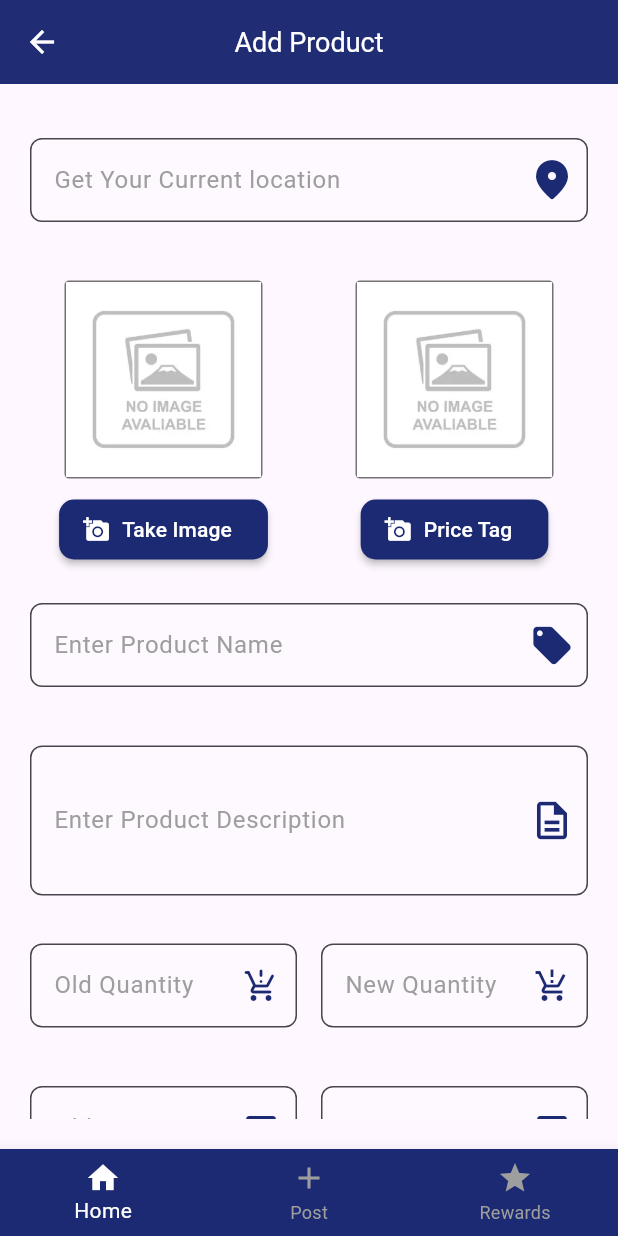
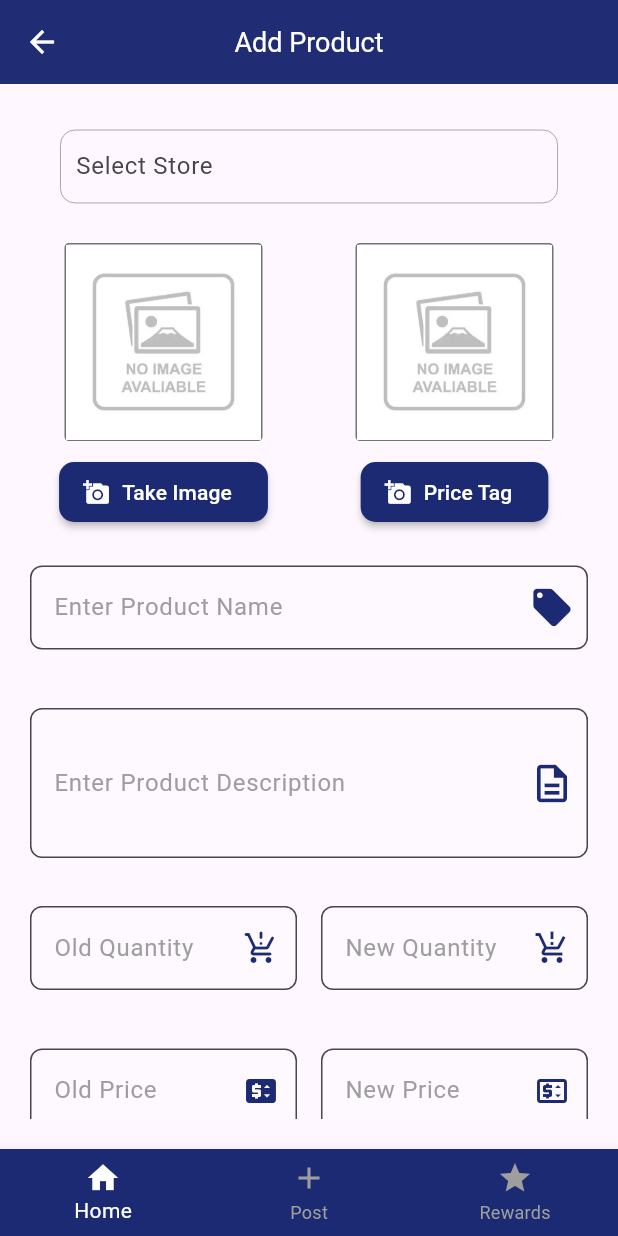
Before and after one commit to NiharikaBalaga/rewarding-sale-app-flutter-app, a Flutter app: the PostPage screen opened directly, on a phone screen of 412 x 824 dp. Run offline on Flutter 3.47's test engine with Material 3 defaults, Android fonts, the phone set to English and light mode, and no system bars; drawn by our look-alikes of google_places_flutter; our stand-ins replace carousel_slider, firebase_core, flare_flutter, flutter_secure_storage, font_awesome_flutter, geocoding and 6 more; accounts and stored records are empty; network calls fail.

Commit message:
Location and access token

```diff
--- a/lib/config/apiconfig.dart
+++ b/lib/config/apiconfig.dart
@@ -10,4 +10,5 @@ class ApiConfig {
   static const String signupUserEndpoint ='/auth/user/signup';
   static const String baseUrlPost = 'http://10.0.2.2:3001/api';
   static const String getPostEndpoint = '/post/allpost';
+  static const String logoutUser = '/auth/user/logout';
 }
--- a/lib/screen/Post_UI/PostPage.dart
+++ b/lib/screen/Post_UI/PostPage.dart
@@ -1,14 +1,17 @@
+import 'dart:async';
 import 'dart:io';
+import 'package:flutter/foundation.dart';
 import 'package:flutter/material.dart';
 import 'package:geocoding/geocoding.dart';
 import 'package:geolocator/geolocator.dart';
+import 'package:google_places_flutter/google_places_flutter.dart';
+import 'package:google_places_flutter/model/prediction.dart';
 import 'package:image_picker/image_picker.dart';
 import 'package:rewarding_sale_app_flutter_app/constant.dart';
 import 'package:rewarding_sale_app_flutter_app/screen/home/home.dart';
 import 'package:rewarding_sale_app_flutter_app/screen/reward/reward.dart';
 import '../../services/createnewpostservice.dart';
 import '../../services/getplaceidservice.dart';
-import '../../services/updateuserlocation.dart';
 
 class PostPage extends StatelessWidget {
   const PostPage({Key? key}) : super(key: key);
@@ -24,7 +27,7 @@ class PostPage extends StatelessWidget {
         ),
         centerTitle: true,
         elevation: 2,
-        iconTheme: IconThemeData(
+        iconTheme: const IconThemeData(
           color: Colors.white, // Set the color of the back arrow to white
         ),
         // actions: [
@@ -50,18 +53,18 @@ class PostPage extends StatelessWidget {
         backgroundColor: kPrimaryColor,
         selectedItemColor: Colors.white,
         unselectedItemColor: Colors.grey,
-        selectedLabelStyle: TextStyle(color: Colors.white),
-        unselectedLabelStyle: TextStyle(color: Colors.grey),
+        selectedLabelStyle: const TextStyle(color: Colors.white),
+        unselectedLabelStyle: const TextStyle(color: Colors.grey),
         items: [
-          BottomNavigationBarItem(
+          const BottomNavigationBarItem(
             icon: Icon(Icons.home),
             label: 'Home',
           ),
-          BottomNavigationBarItem(
+          const BottomNavigationBarItem(
             icon: Icon(Icons.add),
             label: 'Post',
           ),
-          BottomNavigationBarItem(
+          const BottomNavigationBarItem(
             icon: Icon(Icons.star),
             label: 'Rewards',
           ),
@@ -76,13 +79,13 @@ class PostPage extends StatelessWidget {
           if (index == 1) {
             Navigator.push(
               context,
-              MaterialPageRoute(builder: (context) => PostPage()),
+              MaterialPageRoute(builder: (context) => const PostPage()),
             );
           }
           if (index == 0) {
             Navigator.push(
               context,
-              MaterialPageRoute(builder: (context) => HomePage()),
+              MaterialPageRoute(builder: (context) => const HomePage()),
             );
           }
         },
@@ -100,10 +103,10 @@ class MyWidget extends StatefulWidget {
 }
 
 class _MyWidgetState extends State<MyWidget> {
+
   File? _image;
   File? _image1;
-  String? _location;
-  late String _placeId;
+  String? _placeId;
   // String placeId = 'ChIJTa2TPvn2K4gRiHG331ctW2I';
   TextEditingController _locationController = TextEditingController();
   TextEditingController _productNameController = TextEditingController();
@@ -113,6 +116,25 @@ class _MyWidgetState extends State<MyWidget> {
   TextEditingController _oldPriceController = TextEditingController();
   TextEditingController _newPriceController = TextEditingController();
 
+  void _handleLocationPick(String placeId) {
+    print('plaecId-state - ${placeId}');
+    setState(() {
+      _placeId = placeId;
+      print('plaecId-state - ${placeId}');
+    });
+  }
+  @override
+  void initState() {
+    super.initState();
+  }
+
+  @override
+  void dispose() {
+    super.dispose();
+  }
+
+
+  // Function to handle place selection
   Future<void> _getProductImage() async {
     final pickedFile =
     await ImagePicker().pickImage(source: ImageSource.camera);
@@ -126,8 +148,7 @@ class _MyWidgetState extends State<MyWidget> {
   }
 
   Future<void> _getPriceTagImage() async {
-    final pickedFile1 =
-    await ImagePicker().pickImage(source: ImageSource.camera);
+    final pickedFile1 = await ImagePicker().pickImage(source: ImageSource.camera);
 
     setState(() {
       if (pickedFile1 != null) {
@@ -140,6 +161,7 @@ class _MyWidgetState extends State<MyWidget> {
   // Inside your widget or wherever you want to call the service function
   void _callCreateNewPostService() async {
     try {
+      print('placeId: ${_placeId}');
       // Extract values from TextControllers
       String productName = _productNameController.text;
       double oldPrice = double.parse(_oldPriceController.text.trim());
@@ -148,7 +170,7 @@ class _MyWidgetState extends State<MyWidget> {
       File productImage = _image!;
       int newQuantity = int.parse(_newQuantityController.text);
       int oldQuantity = int.parse(_oldQuantityController.text);
-      String storePlaceId = _placeId;
+      String storePlaceId = _placeId!;
 
       // Call the createNewPost function
       await NewPostService.createNewPost(
@@ -165,50 +187,15 @@ class _MyWidgetState extends State<MyWidget> {
       // If execution reaches this point, it means the function call was successful
       print('createNewPost function called successfully');
       Navigator.of(context).pushReplacement(
-          MaterialPageRoute(builder: (context) => HomePage()));
+          MaterialPageRoute(builder: (context) => const HomePage()));
     } catch (error) {
       // Handle any errors that occur during the function call
       print('Error calling createNewPost function: $error');
       Navigator.of(context).pushReplacement(
-          MaterialPageRoute(builder: (context) => HomePage()));
+          MaterialPageRoute(builder: (context) => const HomePage()));
     }
   }
 
-  void _getCurrentLocation() async {
-    try {
-      Position position = await Geolocator.getCurrentPosition(
-          desiredAccuracy: LocationAccuracy.high);
-
-      // double latitude = position.latitude;
-      // double longitude = position.longitude;
-
-      double latitude = 43.445395;
-      double longitude = -80.579977;
-
-      String placeId = await getPlaceId(latitude, longitude);
-      print('Place ID: $placeId');
-
-      await LocationService.updateUserLocation(latitude, longitude);
-
-      List<Placemark> placemarks = await placemarkFromCoordinates(latitude, longitude);
-      String currentLocation = (placemarks[0].street ?? '') + ', ' + (placemarks[0].locality ?? '');
-
-      String location = currentLocation.isEmpty ? 'Unknown' : currentLocation;
-      setState(() {
-        _location = location;
-        _locationController.text = _location ?? '';
-        _placeId = placeId;
-      });
-
-      print('User location: $_location');
-      print('latitude: $latitude');
-      print('longitude: $longitude');
-
-      print('Place ID from func: $placeId');
-    } catch (e) {
-      print('Error fetching location: $e');
-    }
-  }
 
   @override
   Widget build(BuildContext context) {
@@ -219,41 +206,17 @@ class _MyWidgetState extends State<MyWidget> {
           mainAxisAlignment: MainAxisAlignment.start,
           children: [
             SizedBox(
-              height: 16,
-            ),
-            SizedBox(
               height: 70,
-              child: TextField(
-                controller: _locationController,
-                decoration: InputDecoration(
-                  border: OutlineInputBorder(
-                    borderSide: BorderSide(color: Colors.grey, width: 0.5),
-                    borderRadius: BorderRadius.circular(8.0),
+              child: Row(
+                children: [
+                  Expanded(
+                    child: placesAutoCompleteTextField()
                   ),
-                  focusedBorder: OutlineInputBorder(
-                    borderSide: BorderSide(color: kPrimaryColor),
-                    borderRadius: BorderRadius.circular(8.0),
-                  ),
-                  suffixIcon: IconButton(
-                    icon: Icon(
-                      Icons.place_rounded,
-                      color: kPrimaryColor,
-                      size: 32,
-                    ),
-                    onPressed: () {
-                      _getCurrentLocation();
-                      // placeAutoComplete("Dubai");
-                    },
-                  ),
-                  labelText: "Get Your Current location",
-                  labelStyle: TextStyle(color: Colors.grey),
-                  filled: true,
-                  fillColor: Colors.white12,
-                ),
+                ],
               ),
             ),
-            SizedBox(
-              height: 25,
+            const SizedBox(
+              height: 16,
             ),
             Row(
               mainAxisAlignment: MainAxisAlignment.spaceBetween,
@@ -309,7 +272,7 @@ class _MyWidgetState extends State<MyWidget> {
                     ],
                   ),
                 ),
-                SizedBox(width: 16),
+                const SizedBox(width: 16),
                 Expanded(
                   child: Column(
                     children: [
@@ -363,33 +326,33 @@ class _MyWidgetState extends State<MyWidget> {
                 ),
               ],
             ),
-            SizedBox(height: 25),
+            const SizedBox(height: 25),
             SizedBox(
               height: 70,
               child: TextField(
                 controller: _productNameController,
                 decoration: InputDecoration(
                   border: OutlineInputBorder(
-                    borderSide: BorderSide(color: Colors.grey, width: 0.5),
+                    borderSide: const BorderSide(color: Colors.grey, width: 0.5),
                     borderRadius: BorderRadius.circular(8.0),
                   ),
                   focusedBorder: OutlineInputBorder(
-                    borderSide: BorderSide(color: kPrimaryColor),
+                    borderSide: const BorderSide(color: kPrimaryColor),
                     borderRadius: BorderRadius.circular(8.0),
                   ),
-                  suffixIcon: Icon(
+                  suffixIcon: const Icon(
                     Icons.local_offer,
                     color: kPrimaryColor,
                     size: 30,
                   ),
                   labelText: "Enter Product Name",
-                  labelStyle: TextStyle(color: Colors.grey),
+                  labelStyle: const TextStyle(color: Colors.grey),
                   filled: true,
                   fillColor: Colors.white12,
                 ),
               ),
             ),
-            SizedBox(height: 25),
+            const SizedBox(height: 25),
             SizedBox(
               height: 100,
               child: TextField(
@@ -397,26 +360,26 @@ class _MyWidgetState extends State<MyWidget> {
                 maxLines: 3,
                 decoration: InputDecoration(
                   border: OutlineInputBorder(
-                    borderSide: BorderSide(color: Colors.grey, width: 0.5),
+                    borderSide: const BorderSide(color: Colors.grey, width: 0.5),
                     borderRadius: BorderRadius.circular(8.0),
                   ),
                   focusedBorder: OutlineInputBorder(
-                    borderSide: BorderSide(color: kPrimaryColor),
+                    borderSide: const BorderSide(color: kPrimaryColor),
                     borderRadius: BorderRadius.circular(8.0),
                   ),
-                  suffixIcon: Icon(
+                  suffixIcon: const Icon(
                     Icons.description_outlined,
                     color: kPrimaryColor,
                     size: 30,
                   ),
                   labelText: "Enter Product Description",
-                  labelStyle: TextStyle(color: Colors.grey),
+                  labelStyle: const TextStyle(color: Colors.grey),
                   filled: true,
                   fillColor: Colors.white12,
                 ),
               ),
             ),
-            SizedBox(height: 25),
+            const SizedBox(height: 25),
             SizedBox(
               height: 70,
               child: Row(
@@ -427,44 +390,44 @@ class _MyWidgetState extends State<MyWidget> {
                       controller: _oldQuantityController,
                       decoration: InputDecoration(
                         border: OutlineInputBorder(
-                          borderSide: BorderSide(color: Colors.grey, width: 0.5),
+                          borderSide: const BorderSide(color: Colors.grey, width: 0.5),
                           borderRadius: BorderRadius.circular(8.0),
                         ),
                         focusedBorder: OutlineInputBorder(
-                          borderSide: BorderSide(color: kPrimaryColor),
+                          borderSide: const BorderSide(color: kPrimaryColor),
                           borderRadius: BorderRadius.circular(8.0),
                         ),
-                        suffixIcon: Icon(
+                        suffixIcon: const Icon(
                           Icons.production_quantity_limits_rounded,
                           color: kPrimaryColor,
                         ),
                         labelText: "Old Quantity",
-                        labelStyle: TextStyle(color: Colors.grey),
+                        labelStyle: const TextStyle(color: Colors.grey),
                         filled: true,
                         fillColor: Colors.white12,
                       ),
                       keyboardType: TextInputType.number,
                     ),
                   ),
-                  SizedBox(width: 16),
+                  const SizedBox(width: 16),
                   Flexible(
                     child: TextField(
                       controller: _newQuantityController,
                       decoration: InputDecoration(
                         border: OutlineInputBorder(
-                          borderSide: BorderSide(color: Colors.grey, width: 0.5),
+                          borderSide: const BorderSide(color: Colors.grey, width: 0.5),
                           borderRadius: BorderRadius.circular(8.0),
                         ),
                         focusedBorder: OutlineInputBorder(
-                          borderSide: BorderSide(color: kPrimaryColor),
+                          borderSide: const BorderSide(color: kPrimaryColor),
                           borderRadius: BorderRadius.circular(8.0),
                         ),
-                        suffixIcon: Icon(
+                        suffixIcon: const Icon(
                           Icons.production_quantity_limits_outlined,
                           color: kPrimaryColor,
                         ),
                         labelText: "New Quantity",
-                        labelStyle: TextStyle(color: Colors.grey),
+                        labelStyle: const TextStyle(color: Colors.grey),
                         filled: true,
                         fillColor: Colors.white12,
                       ),
@@ -474,7 +437,7 @@ class _MyWidgetState extends State<MyWidget> {
                 ],
               ),
             ),
-            SizedBox(height: 25),
+            const SizedBox(height: 25),
             SizedBox(
               height: 70,
               child: Row(
@@ -485,44 +448,44 @@ class _MyWidgetState extends State<MyWidget> {
                       controller: _oldPriceController,
                       decoration: InputDecoration(
                         border: OutlineInputBorder(
-                          borderSide: BorderSide(color: Colors.grey, width: 0.5),
+                          borderSide: const BorderSide(color: Colors.grey, width: 0.5),
                           borderRadius: BorderRadius.circular(8.0),
                         ),
                         focusedBorder: OutlineInputBorder(
-                          borderSide: BorderSide(color: kPrimaryColor),
+                          borderSide: const BorderSide(color: kPrimaryColor),
                           borderRadius: BorderRadius.circular(8.0),
                         ),
-                        suffixIcon: Icon(
+                        suffixIcon: const Icon(
                           Icons.price_change,
                           color: kPrimaryColor,
                         ),
                         labelText: "Old Price",
-                        labelStyle: TextStyle(color: Colors.grey),
+                        labelStyle: const TextStyle(color: Colors.grey),
                         filled: true,
                         fillColor: Colors.white12,
                       ),
                       keyboardType: TextInputType.number,
                     ),
                   ),
-                  SizedBox(width: 16),
+                  const SizedBox(width: 16),
                   Flexible(
                     child: TextField(
                       controller: _newPriceController,
                       decoration: InputDecoration(
                         border: OutlineInputBorder(
-                          borderSide: BorderSide(color: Colors.grey, width: 0.5),
+                          borderSide: const BorderSide(color: Colors.grey, width: 0.5),
                           borderRadius: BorderRadius.circular(8.0),
                         ),
                         focusedBorder: OutlineInputBorder(
-                          borderSide: BorderSide(color: kPrimaryColor),
+                          borderSide: const BorderSide(color: kPrimaryColor),
                           borderRadius: BorderRadius.circular(8.0),
                         ),
-                        suffixIcon: Icon(
+                        suffixIcon: const Icon(
                           Icons.price_change_outlined,
                           color: kPrimaryColor,
                         ),
                         labelText: "New Price",
-                        labelStyle: TextStyle(color: Colors.grey),
+                        labelStyle: const TextStyle(color: Colors.grey),
                         filled: true,
                         fillColor: Colors.white12,
                       ),
@@ -532,7 +495,7 @@ class _MyWidgetState extends State<MyWidget> {
                 ],
               ),
             ),
-            SizedBox(height: 24),
+            const SizedBox(height: 24),
             ElevatedButton(
               onPressed: _callCreateNewPostService,
               style: ElevatedButton.styleFrom(
@@ -541,8 +504,8 @@ class _MyWidgetState extends State<MyWidget> {
                   borderRadius: BorderRadius.circular(10),
                 ),
               ),
-              child: Padding(
-                padding: const EdgeInsets.symmetric(vertical: 12, horizontal: 0),
+              child: const Padding(
+                padding: EdgeInsets.symmetric(vertical: 12, horizontal: 0),
                 child: Text(
                   "Create New Post",
                   style: TextStyle(
@@ -561,4 +524,32 @@ class _MyWidgetState extends State<MyWidget> {
     );
 
   }
+
+  placesAutoCompleteTextField() {
+    return Container(
+      padding: const EdgeInsets.symmetric(horizontal: 20),
+      child: GooglePlaceAutoCompleteTextField(
+        textEditingController: _locationController,
+        googleAPIKey: 'AIzaSyDBvFOnu4xQhn3EprY9llKqnfOkZkVw6ms',
+        inputDecoration: const InputDecoration(
+          hintText: "Select Store",
+          border: InputBorder.none,
+          enabledBorder: InputBorder.none,
+        ),
+        debounceTime: 400,
+        countries: const ['ca'],
+        getPlaceDetailWithLatLng: (Prediction prediction) {
+          print('prediction - ${prediction}');
+          _handleLocationPick(prediction.placeId!);
+        },
+        itemClick: (Prediction prediction) {
+          _locationController.text = prediction.description ?? "";
+          _locationController.selection = TextSelection.fromPosition(
+              TextPosition(offset: prediction.description?.length ?? 0));
+        },
+        seperatedBuilder: const Divider(),
+        containerHorizontalPadding: 10,
+      ),
+    );
+  }
 }
--- a/lib/screen/home/home.dart
+++ b/lib/screen/home/home.dart
@@ -13,7 +13,7 @@ import 'package:rewarding_sale_app_flutter_app/services/getpostservice.dart';
 import 'components/_body.dart';
 
 class HomePage extends StatefulWidget {
-  HomePage({Key? key}) : super(key: key);
+  const HomePage({Key? key}) : super(key: key);
 
   @override
   _HomePageState createState() => _HomePageState();
@@ -63,7 +63,7 @@ class _HomePageState extends State<HomePage> {
       await placemarkFromCoordinates(latitude, longitude);
       if (placemarks.isNotEmpty) {
         Placemark place = placemarks[0];
-        String address = '${place.locality}';
+        String address = '${place.street}';
         setState(() {
           userLocation = address;
         });
--- a/lib/services/storage/secureStorageService.dart
+++ b/lib/services/storage/secureStorageService.dart
@@ -5,6 +5,8 @@ class SecureStorageService {
 
   static const String keyAccessToken = 'accessToken';
   static const String keyRefreshToken = 'refreshToken';
+  static const String KeyLongitude = 'lastLocationLongitude';
+  static const String KeyLatitude = 'lastLocationLatitude';
 
   Future<void> write(String key, String value) async {
     await _storage.write(key: key, value: value);
--- a/pubspec.yaml
+++ b/pubspec.yaml
@@ -48,6 +48,8 @@ dependencies:
   geocoding: ^2.0.1
   geolocator: ^7.7.1
   firebase_core: ^2.27.0
+  location: ^5.0.0-dev.8
+  google_places_flutter: ^2.0.8
 
 dev_dependencies:
   flutter_test:
```
Also changed, not shown: lib/main.dart (+13 -57 lines), lib/screen/sign_up/sign_up_page.dart (+8 -31 lines), lib/screen/splash_screen.dart (added, +79 -0 lines), lib/screen/user_profile/user_profile.dart (+31 -2 lines), lib/services/api_services/auth.dart (+63 -1 lines), lib/services/blocked_screen.dart (added, +29 -0 lines), lib/services/createnewpostservice.dart (+9 -1 lines), lib/services/locationservice.dart (added, +65 -0 lines), lib/services/updateuserlocation.dart (deleted, +0 -38 lines), lib/firebase_options.dart (added), pubspec.lock, 5 other files.
